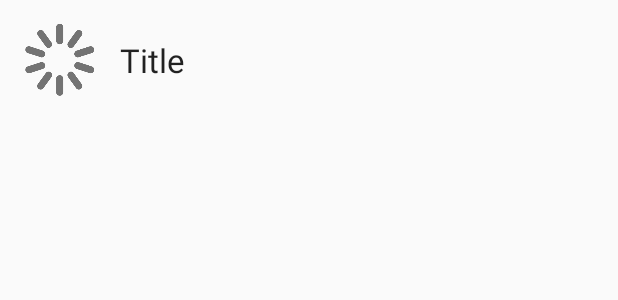
After one commit to PaulDoreeDesign/360toOne, an Android app: the layout item_game.xml on its own in the app's theme, with its tools: preview values and no code run, on a phone screen of 412 x 824 dp. The commit adds this screen. Shown: the top 300 px of the screen. Run offline under Robolectric (Android 15) with nearby library versions, the phone set to English and light mode, and no system bars.

Commit message:
Layout for Game item

```diff
--- /dev/null
+++ b/AndroidApp/app/src/main/res/layout/item_game.xml
@@ -0,0 +1,26 @@
+<?xml version="1.0" encoding="utf-8"?>
+<RelativeLayout xmlns:android="http://schemas.android.com/apk/res/android"
+    xmlns:app="http://schemas.android.com/apk/res-auto"
+    android:layout_width="wrap_content"
+    android:layout_height="wrap_content">
+
+    <ImageView
+        android:layout_width="wrap_content"
+        android:layout_height="wrap_content"
+        android:padding="8dp"
+        app:srcCompat="@drawable/ic_loading"
+        android:id="@+id/image_cover"
+        android:layout_centerVertical="true" />
+
+    <TextView
+        android:text="@string/title_game_title"
+        android:textAppearance="@style/Base.TextAppearance.AppCompat.Large"
+        android:layout_width="wrap_content"
+        android:layout_height="wrap_content"
+        android:id="@+id/text_title"
+        android:layout_centerVertical="true"
+        android:layout_toRightOf="@+id/image_cover"
+        android:layout_toEndOf="@+id/image_cover" />
+
+
+</RelativeLayout>
--- a/AndroidApp/app/src/main/res/values/strings.xml
+++ b/AndroidApp/app/src/main/res/values/strings.xml
@@ -5,4 +5,5 @@
     <string name="error_problem_with_server">Problem connecting to server</string>
     <string name="error_no_internet">No internet connection</string>
     <string name="error_unknown">Unknown error</string>
+    <string name="title_game_title">Title</string>
 </resources>
```
